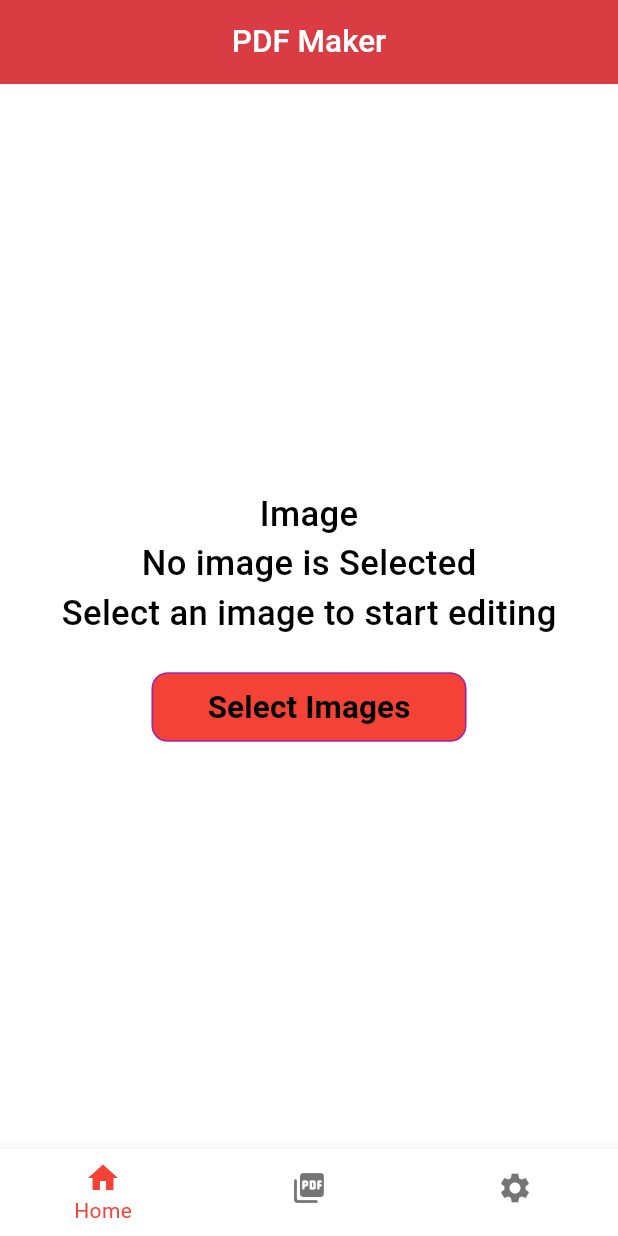
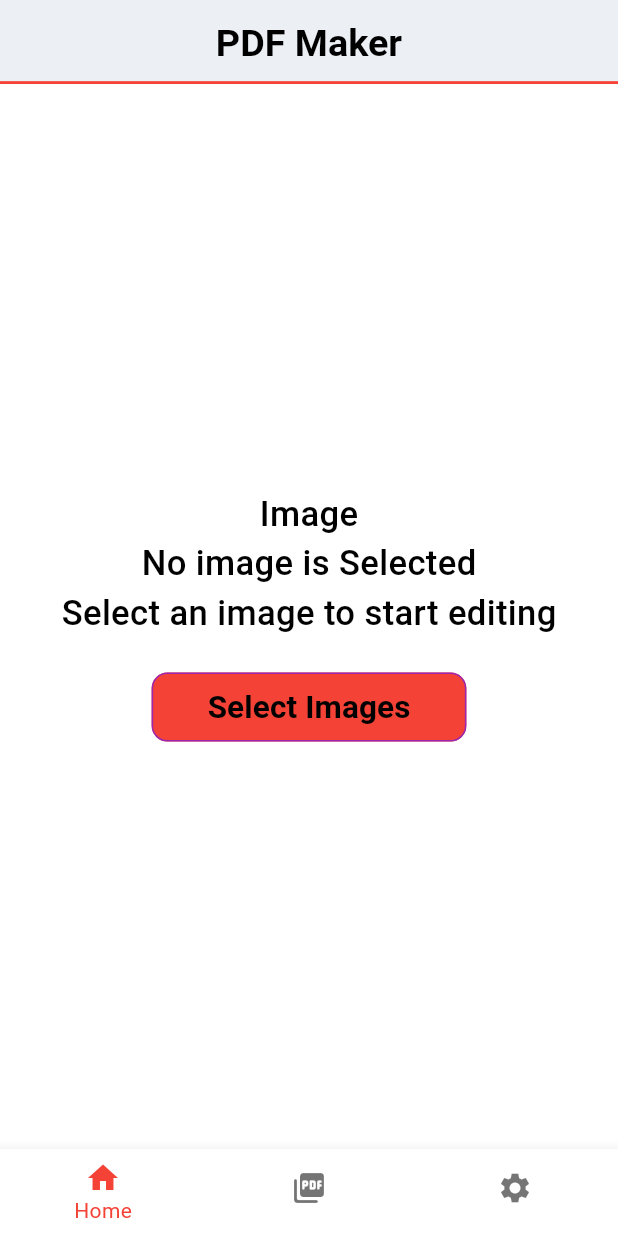
Before and after one commit to sujan-9/ImageToPdf, a Flutter app: the screen it shows after launch, on a phone screen of 412 x 824 dp. Run offline on Flutter 3.47's test engine with Material 2 defaults, Android fonts, the phone set to English and light mode, and no system bars; our stand-ins replace equatable, flutter_image_compress, flutter_riverpod, flutter_screenutil, google_mobile_ads, image_picker and 4 more; missing offline and left inert: syncfusion_flutter_pdfviewer; Roboto replaces fonts that are missing (Poppins).

Commit message:
fixed everything

```diff
--- /dev/null
+++ b/lib/config/constant/text.dart
@@ -0,0 +1,18 @@
+ import 'package:flutter/material.dart';
+import 'package:flutter_screenutil/flutter_screenutil.dart';
+
+Widget titletext (
+    String text,
+  )
+  {
+    return Center(
+      child: Text(
+        text,
+        style: TextStyle(
+          fontSize: 24.sp,
+          fontWeight: FontWeight.w700,
+          fontFamily: 'Poppins',
+          color: Colors.black,
+        ),
+      ),
+    );}
--- a/lib/feature/bottombar/bootombar.dart
+++ b/lib/feature/bottombar/bootombar.dart
@@ -4,10 +4,11 @@ import 'package:flutter/material.dart';
 import 'package:flutter_riverpod/flutter_riverpod.dart';
 import 'package:imagetopdf/feature/bottombar/provider.dart';
 import 'package:imagetopdf/feature/homepage/homescreen.dart';
-import 'package:imagetopdf/widgets/widgets.dart';
+
 
 import '../selectimage/selectview.dart';
-import '../setting/lpdf_list.dart';
+
+import '../setting/settingpage.dart';
 
 class BottomBar extends ConsumerWidget {
   const BottomBar({super.key});
@@ -15,7 +16,7 @@ class BottomBar extends ConsumerWidget {
   static final List<Widget> _widgetOptions = <Widget>[
   const Homepage(),
    const SelectSource(),
-   const PDFList(),
+   const SettingPage(),
   ];
 
 
--- a/lib/feature/homepage/homescreen.dart
+++ b/lib/feature/homepage/homescreen.dart
@@ -1,17 +1,18 @@
 import 'package:flutter/material.dart';
 import 'package:flutter_riverpod/flutter_riverpod.dart';
 import 'package:flutter_screenutil/flutter_screenutil.dart';
+import 'package:google_mobile_ads/google_mobile_ads.dart';
 
+import '../../config/constant/text.dart';
 import '../../core/image_provider.dart';
+import '../../helper/adshelper.dart';
 import '../editscreen/editscreen.dart';
-
-
 
 class Homepage extends ConsumerStatefulWidget {
   const Homepage({super.key});
 
   @override
-  ConsumerState<ConsumerStatefulWidget>  createState() => _HomepageState();
+  ConsumerState<ConsumerStatefulWidget> createState() => _HomepageState();
 }
 
 class _HomepageState extends ConsumerState<Homepage> {
@@ -20,70 +21,114 @@ class _HomepageState extends ConsumerState<Homepage> {
       context: context,
       builder: (BuildContext dialogContext) {
         return AlertDialog(
-
           content: Column(
             mainAxisSize: MainAxisSize.min,
             mainAxisAlignment: MainAxisAlignment.center,
             children: [
-             const  Text('Chosse one option',style: TextStyle(
+              const Text(
+                'Chosse one option',
+                style: TextStyle(
                   fontSize: 15,
                   //fontWeight: FontWeight.bold,
-
-                ),),
-               const  SizedBox(height: 20,),
+                ),
+              ),
+              const SizedBox(
+                height: 20,
+              ),
               TextButton(
-
-             onPressed: (){
+                onPressed: () {
                   ref.read(imgNotifierProvider.notifier).pickImagesFromCamera();
-                  Navigator.pushReplacement(context, MaterialPageRoute(builder: (context) => const EditScreen()));
-
-
+                  Navigator.pushReplacement(
+                      context,
+                      MaterialPageRoute(
+                          builder: (context) => const EditScreen()));
                 },
-              child: const Text('Camera',
+                child: const Text(
+                  'Camera',
                   style: TextStyle(
                     fontSize: 20,
                     fontWeight: FontWeight.bold,
-
-                ),),
-
+                  ),
+                ),
               ),
               TextButton(
-              onPressed: (){
-
-                 ref.read(imgNotifierProvider.notifier).pickImagesFromGallery();
-                 Navigator.pushReplacement(context, MaterialPageRoute(builder: (context) => const EditScreen()));
-
+                onPressed: () {
+                  ref
+                      .read(imgNotifierProvider.notifier)
+                      .pickImagesFromGallery();
+                  Navigator.pushReplacement(
+                      context,
+                      MaterialPageRoute(
+                          builder: (context) => const EditScreen()));
                 },
-              child: const Text('Gallery',style: TextStyle(
+                child: const Text(
+                  'Gallery',
+                  style: TextStyle(
                     fontSize: 20,
                     fontWeight: FontWeight.bold,
-
-                ),),
-
                   ),
-
+                ),
+              ),
             ],
           ),
           actions: [
             TextButton(
               onPressed: () => Navigator.of(dialogContext).pop(),
               child: const Text('Close'),
-
             ),
-
           ],
         );
       },
     );
   }
+
+  // BannerAd? _bannerAd;
+  // bool _isLoaded = false;
+
+  // void loadAd() {
+  //   _bannerAd = BannerAd(
+  //     adUnitId: 'ca-app-pub-3940256099942544/6300978111',
+  //     request: const AdRequest(),
+  //     size: AdSize.banner,
+  //     listener: BannerAdListener(
+  //       // Called when an ad is successfully received.
+  //       onAdLoaded: (ad) {
+  //         debugPrint('$ad loaded.');
+  //         setState(() {
+  //           _isLoaded = true;
+  //         });
+  //       },
+  //       // Called when an ad request failed.
+  //       onAdFailedToLoad: (ad, err) {
+  //         debugPrint('BannerAd failed to load: $err');
+  //         // Dispose the ad here to free resources.
+  //         ad.dispose();
+  //       },
+  //     ),
+  //   )..load();
+  // }
+
+  // @override
+  // void initState() {
+  //   super.initState();
+  //   loadAd();
+  // }
+
+  // @override
+  // void dispose() {
+  //   _bannerAd?.dispose();
+  //   loadAd();
+  //   super.dispose();
+  // }
+
   @override
   Widget build(BuildContext context) {
-
     DateTime? currentBackPressTime;
     Future<bool> exitApp(BuildContext context) async {
       // Check if the back button is pressed twice within 2 seconds
       if (currentBackPressTime == null ||
-        DateTime.now().difference(currentBackPressTime!) > const Duration(seconds: 2)) {
+          DateTime.now().difference(currentBackPressTime!) >
+              const Duration(seconds: 2)) {
         // First back press, show a message
         currentBackPressTime = DateTime.now();
         ScaffoldMessenger.of(context).showSnackBar(
@@ -99,86 +144,99 @@ class _HomepageState extends ConsumerState<Homepage> {
       }
     }
 
-    return  WillPopScope(
+    return WillPopScope(
       onWillPop: () async => exitApp(context),
       child: SafeArea(
         child: Scaffold(
           appBar: AppBar(
-            leading: const Text(''),
-            backgroundColor:const Color.fromARGB(255, 231, 54, 54),
+           // leading: const Text(''),
+           backgroundColor: Color.fromARGB(255, 247, 245, 245),
             centerTitle: true,
-            elevation: 2,
-            title:  Text('PDF Maker',
-            style: TextStyle(
-              color: Colors.white,
-              fontSize: 20.sp,
-              fontWeight: FontWeight.w500,
+            elevation: 1,
+             automaticallyImplyLeading: false,
+            title: titletext(
+              'PDF Maker',
 
-
-            ),),
             ),
-
-          body:Column(
+            shape: Border(
+            bottom: BorderSide(
+              color: Colors.red,
+              width: 1.8.w,
+            ),
+          ),
+          ),
+          body: Column(
               mainAxisAlignment: MainAxisAlignment.center,
               crossAxisAlignment: CrossAxisAlignment.center,
-            children:   [
-                       Center(child: Text("Image",
+              children: [
+               // SizedBox(
+                  // height: 40,
+                  // child:
+                //    _isLoaded
+                //       ? Align(
+                //           alignment: Alignment.bottomCenter,
+                //           child: SizedBox(
+                //             width: _bannerAd!.size.width.toDouble(),
+                //             height: _bannerAd!.size.height.toDouble(),
+                //             child: AdWidget(ad: _bannerAd!),
+                //           ),
+                //         )
+                //       : null,
+                // ),
+                Center(
+                    child: Text(
+                  "Image",
                   style: TextStyle(
                     fontSize: 22.sp,
                     fontWeight: FontWeight.w500,
                   ),
                 )),
-                        Text("No image is Selected",
+                Text(
+                  "No image is Selected",
                   style: TextStyle(
                     fontSize: 22.sp,
                     fontWeight: FontWeight.w500,
                   ),
                 ),
-                         Text("Select an image to start editing",
+                Text(
+                  "Select an image to start editing",
                   style: TextStyle(
                     fontSize: 22.sp,
                     fontWeight: FontWeight.w500,
                   ),
                 ),
-                         SizedBox(height: 20.h,),
+                SizedBox(
+                  height: 20.h,
+                ),
                 SizedBox(
                   width: 200.w,
                   child: TextButton(
                       style: ButtonStyle(
-                              backgroundColor: MaterialStateProperty.all(Colors.red),
-                              foregroundColor: MaterialStateProperty.all(Colors.white),
-                              shape: MaterialStateProperty.all<RoundedRectangleBorder>(
+                          backgroundColor:
+                              MaterialStateProperty.all(Colors.red),
+                          foregroundColor:
+                              MaterialStateProperty.all(Colors.white),
+                          shape: MaterialStateProperty.all<
+                                  RoundedRectangleBorder>(
                               RoundedRectangleBorder(
                                   borderRadius: BorderRadius.circular(10.0).r,
-                                  side: const BorderSide(color: Colors.purple)
-                                )
-                              )
-
-                            ),
+                                  side:
+                                      const BorderSide(color: Colors.purple)))),
                       onPressed: () {
-                              _showDialog();},
-                             child:  Text('Select Images',
+                        _showDialog();
+                      },
+                      child: Text(
+                        'Select Images',
                         style: TextStyle(
                           color: Colors.black,
                           fontSize: 20.sp,
                           fontWeight: FontWeight.bold,
                         ),
-
                       )),
                 )
-
-
-
-
-
-
-
-
               ]),
-
         ),
       ),
     );
   }
-
 }
--- a/lib/feature/pdfviewer.dart
+++ b/lib/feature/pdfviewer.dart
@@ -25,6 +25,7 @@ class _PDFViewerState extends State<PDFViewer> {
     String name = widget.path.split('/').last;
     return Scaffold(
       appBar: AppBar(
+         automaticallyImplyLeading: false,
         title: Text(
         //  name.length > 0 ? '${name.substring(0, 20)}...pdf' :
            name,
--- a/lib/main.dart
+++ b/lib/main.dart
@@ -2,15 +2,17 @@ import 'package:flutter/material.dart';
 import 'package:flutter/services.dart';
 import 'package:flutter_riverpod/flutter_riverpod.dart';
 import 'package:flutter_screenutil/flutter_screenutil.dart';
+import 'package:google_mobile_ads/google_mobile_ads.dart';
 
 //import 'package:imagetopdf/core/permission.dart';
-import 'feature/bottombar/bootombar.dart';
+//import 'feature/bottombar/bootombar.dart';
 import 'feature/splashPage/splashscreen.dart';
 //import 'feature/selectimage/selectview.dart';
 //import 'feature/homepage/homescreen.dart';
 
 void main() async {
   WidgetsFlutterBinding.ensureInitialized();
+  //MobileAds.instance.initialize();
   await ScreenUtil.ensureScreenSize();
   SystemChrome.setPreferredOrientations(
       [DeviceOrientation.portraitUp, DeviceOrientation.portraitDown]);
@@ -33,9 +35,9 @@ class MyApp extends StatelessWidget {
             colorScheme: ColorScheme.fromSwatch(primarySwatch: Colors.blue)
                 .copyWith(background: Color.fromRGBO(255, 255, 255, 0.865)),
           ),
-          //home:   const SplashScreen(),
+          home:   const SplashScreen(),
 
-          home: const BottomBar(),
+          //home: const BottomBar(),
       ),
     );
   }
--- a/pubspec.yaml
+++ b/pubspec.yaml
@@ -51,6 +51,7 @@ dependencies:
   share_plus: ^7.0.1
   flutter_screenutil: ^5.7.0
   motion_toast: ^2.6.8
+  google_mobile_ads: ^3.0.0
 
 
 
```
Also changed, not shown: lib/core/image_provider.dart (+53 -83 lines), lib/feature/editscreen/editscreen.dart (+63 -20 lines), lib/feature/selectimage/selectview.dart (+12 -9 lines), lib/feature/setting/lpdf_list.dart (deleted, +0 -21 lines), lib/feature/setting/settingpage.dart (added, +107 -0 lines), lib/feature/splashPage/splashscreen.dart (+4 -6 lines), lib/helper/adshelper.dart (added, +40 -0 lines), lib/helper/imageCompress.dart (+29 -24 lines), pubspec.lock, 1 other file. Lines whose indentation alone changed are shown as unchanged.
